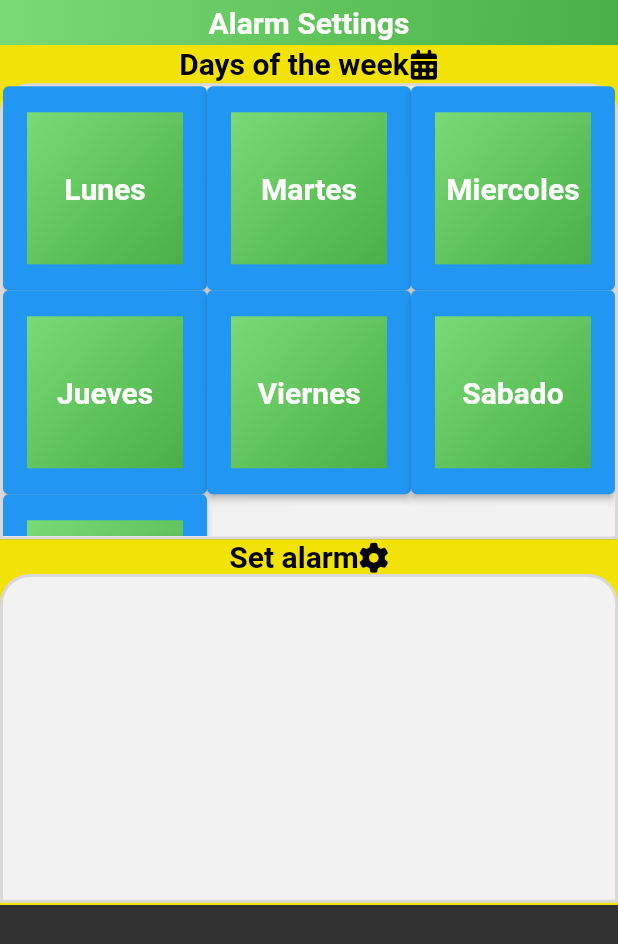
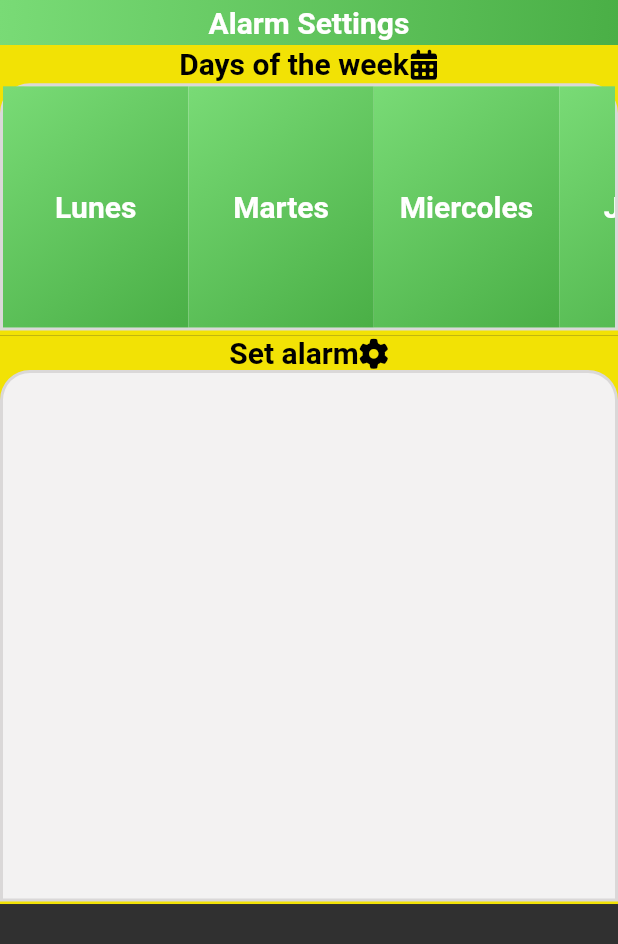
Before and after one commit to victorardila/alarmduino-upc, a Flutter app: the AlarmSettings widget shown alone on an empty page, opened directly, on a phone screen of 412 x 824 dp. Shown: the top 944 px of the screen. Run offline on Flutter 3.47's test engine with Material 2 defaults, Android fonts, the light colour scheme and no system bars; our stand-ins replace animate_do, animated_text_kit, curved_navigation_bar, flutter_svg, font_awesome_flutter, get and 1 more; accounts and stored records are empty; Roboto replaces fonts that are missing (Italianno-Regular, Roboto-Regular).

Commit message:
Avances de las vistas principales

```diff
--- a/lib/ui/anim/intro_simple.dart
+++ b/lib/ui/anim/intro_simple.dart
@@ -44,6 +44,7 @@ class _IntroSimpleState extends State<IntroSimple> {
                   TyperAnimatedText(
                     'AlArmDuino UPC', // Puedes personalizar el nombre de tu aplicación aquí
                     textStyle: TextStyle(
+                      color: Colors.black,
                       fontSize: 24,
                       fontWeight: FontWeight.bold,
                     ),
--- a/lib/ui/components/item_day.dart
+++ b/lib/ui/components/item_day.dart
@@ -38,8 +38,14 @@ class _ItemDayState extends State<ItemDay> {
 
   @override
   Widget build(BuildContext context) {
-    return ElevatedButton(
-      onPressed: () {},
+    return InkWell(
+      onTap: () {},
+      splashColor:
+          Colors.blue.withOpacity(0.5), // Color de la animación de onda
+      focusColor:
+          Color.fromARGB(255, 106, 192, 181).withOpacity(0.5), // Color del foco
+      highlightColor: Color.fromARGB(255, 0, 255, 191)
+          .withOpacity(0.5), // Color del resaltado
       child: Container(
         height: alto,
         width: ancho,
--- a/lib/ui/views/alarm_settings.dart
+++ b/lib/ui/views/alarm_settings.dart
@@ -46,7 +46,7 @@ class _AlarmSettingsState extends State<AlarmSettings> {
             ),
           ),
           SizedBox(
-            height: MediaQuery.of(context).size.height * 0.4,
+            height: MediaQuery.of(context).size.height * 0.235,
             width: MediaQuery.of(context).size.width,
             child: Container(
               color: const Color.fromARGB(255, 242, 226, 5),
@@ -75,7 +75,7 @@ class _AlarmSettingsState extends State<AlarmSettings> {
                         ],
                       )),
                   Container(
-                    height: MediaQuery.of(context).size.height * 0.369,
+                    height: MediaQuery.of(context).size.height * 0.2,
                     decoration: BoxDecoration(
                       border: Border.all(
                         color: const Color.fromRGBO(218, 216, 216, 1),
@@ -87,24 +87,35 @@ class _AlarmSettingsState extends State<AlarmSettings> {
                         topRight: Radius.circular(20),
                       ),
                     ),
-                    // Crear lista de dias como cuadrados 3 columnas y 3 filas
-                    child: GridView.count(
-                      crossAxisCount: 3,
-                      children: List.generate(7, (index) {
+                    // Crear lista de scroll horizontal
+                    child: ListView.builder(
+                      scrollDirection: Axis.horizontal,
+                      itemCount: 7,
+                      itemBuilder: (context, index) {
                         return ItemDay(
                           dia: index,
                           alto: MediaQuery.of(context).size.height * 0.123,
                           ancho: MediaQuery.of(context).size.width * 0.3,
                         );
-                      }),
+                      },
                     ),
+                    // child: GridView.count(
+                    //   crossAxisCount: 3,
+                    //   children: List.generate(7, (index) {
+                    //     return ItemDay(
+                    //       dia: index,
+                    //       alto: MediaQuery.of(context).size.height * 0.123,
+                    //       ancho: MediaQuery.of(context).size.width * 0.3,
+                    //     );
+                    //   }),
+                    // ),
                   ),
                 ],
               ),
             ),
           ),
           Container(
-            height: MediaQuery.of(context).size.height * 0.2958,
+            height: MediaQuery.of(context).size.height * 0.46,
             width: MediaQuery.of(context).size.width,
             color: Color.fromARGB(255, 242, 226, 5),
             child: Column(
@@ -132,7 +143,7 @@ class _AlarmSettingsState extends State<AlarmSettings> {
                   ),
                 ),
                 Container(
-                  height: MediaQuery.of(context).size.height * 0.266,
+                  height: MediaQuery.of(context).size.height * 0.43,
                   decoration: BoxDecoration(
                     border: Border.all(
                       color: Color.fromRGBO(218, 216, 216, 1),
```
Also changed, not shown: lib/ui/components/custom_appbar.dart (+8 -0 lines), lib/ui/views/alarm_list.dart (+95 -2 lines), lib/ui/components/animated_text.dart (renamed from lib/ui/components/anim_text.dart).
